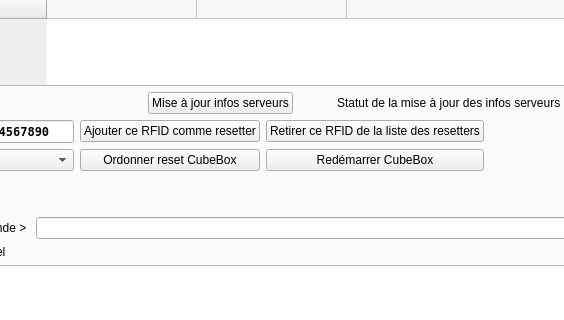
Old version of the form thecubeivazio/cubegui/cubegui.ui in the repository jwav/thecube-ivazio; both pictures show x 147 to 711 and y 524 to 844 of the 1001 by 981 pixel window.
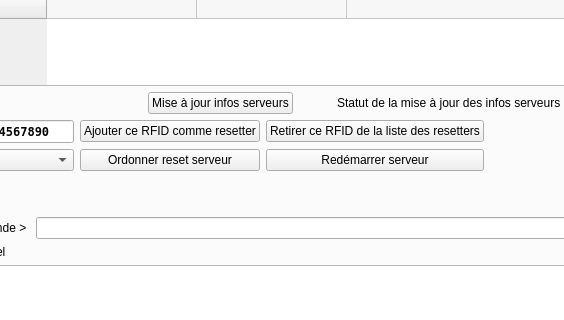
New version of the form. Icons and pictures are not drawn.

```diff
--- a/thecubeivazio/cubegui/cubegui.ui
+++ b/thecubeivazio/cubegui/cubegui.ui
@@ -1383,7 +1383,7 @@
           <item row="1" column="1">
            <widget class="QPushButton" name="btnAdminOrderCubeboxReset">
             <property name="text">
-             <string>Ordonner reset CubeBox</string>
+             <string>Ordonner reset serveur</string>
             </property>
             <property name="icon">
              <iconset resource="resources.qrc">
@@ -1394,7 +1394,7 @@
           <item row="1" column="2">
            <widget class="QPushButton" name="btnAdminOrderCubeboxReboot">
             <property name="text">
-             <string>Redémarrer CubeBox</string>
+             <string>Redémarrer serveur</string>
             </property>
             <property name="icon">
              <iconset theme="reload">
```
Left out of the diff: 36 changed lines with no effect on the pictures.
